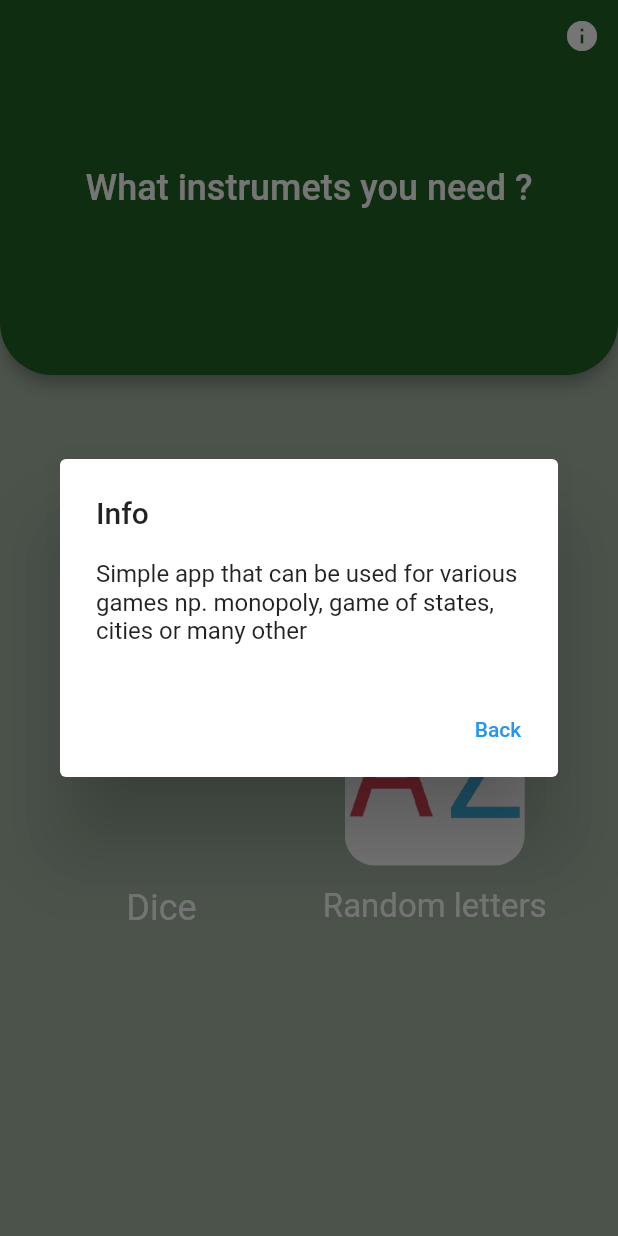
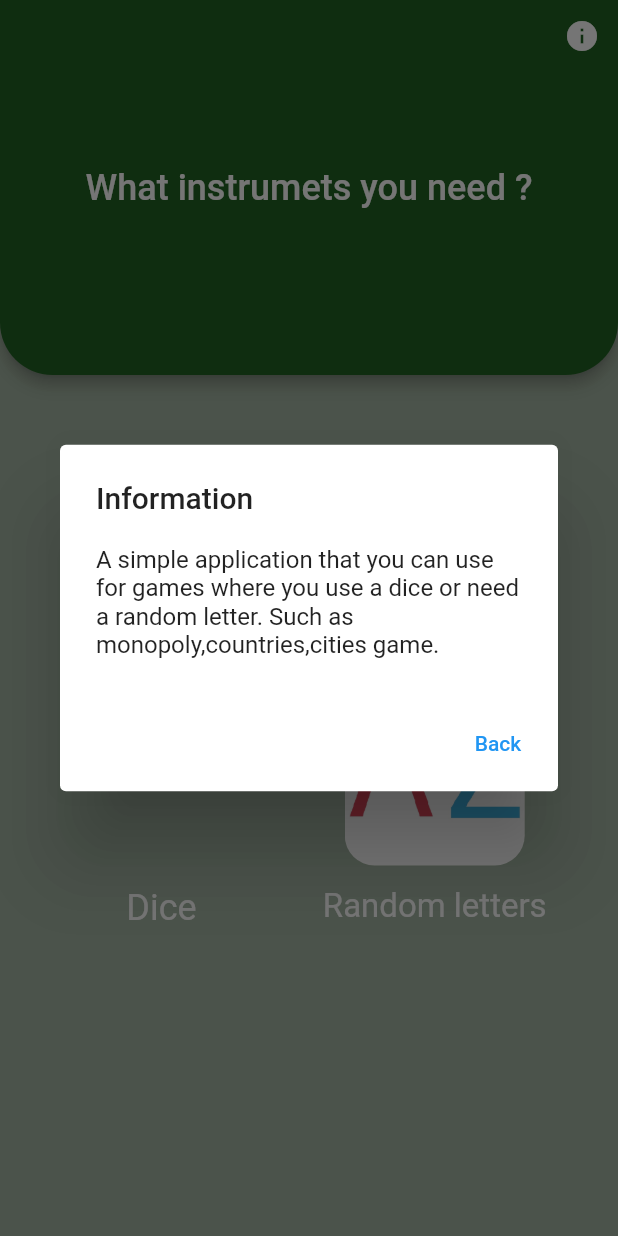
Before and after one commit to patryklaskowski1/instruments_for_various_games, a Flutter app: the screen it shows after launch, after a tap on the "info" icon, on a phone screen of 412 x 824 dp. Run offline on Flutter 3.47's test engine with Material 2 defaults, Android fonts, the phone set to English and light mode, and no system bars.

Commit message:
change text and content text AlertDialog for homePage

```diff
--- a/lib/app/home_page/home_page.dart
+++ b/lib/app/home_page/home_page.dart
@@ -38,9 +38,9 @@ class HomePage extends StatelessWidget {
                     context: context,
                     builder: (BuildContext context) {
                       return AlertDialog(
-                        title: const Text('Info'),
+                        title: const Text('Information'),
                         content: const Text(
-                            'Simple app that can be used for various games np. monopoly, game of states, cities or many other'),
+                            'A simple application that you can use for games where you use a dice or need a random letter. Such as monopoly,countries,cities game.'),
                         actions: [
                           TextButton(
                             onPressed: () {
```
